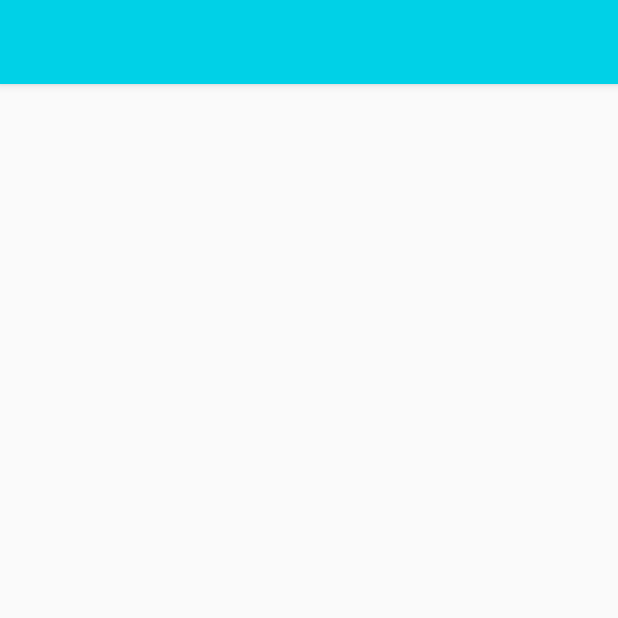
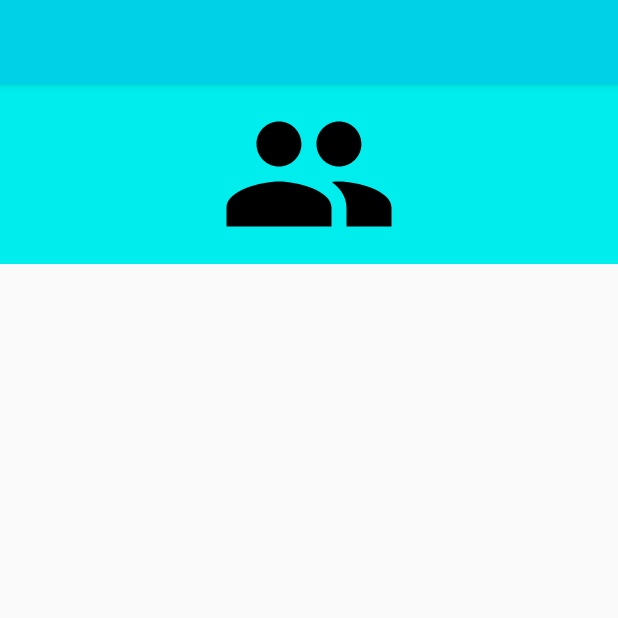
Before and after one commit to jnikodemus/projectearlybird, an Android app: the GroupActivity screen opened directly, with no data from a screen before it, on a phone screen of 412 x 824 dp, the top half of it. Run offline under Robolectric (Android 15) with nearby library versions, the phone set to English and light mode, and no system bars.

Commit message:
Added transition between creategroup and group activity

```diff
--- a/app/src/main/java/de/ntbit/projectearlybird/model/Group.kt
+++ b/app/src/main/java/de/ntbit/projectearlybird/model/Group.kt
@@ -16,8 +16,9 @@ class Group : ParseObject {
 
     internal constructor() : super()
 
-    internal constructor(name: String, owner: ParseUser, members: MutableCollection<ParseUser>, rawLogo: ImageView) : super() {
+    internal constructor(name: String, owner: ParseUser, members: MutableCollection<ParseUser>, logo: ParseFile) : super() {
         this.name = name
+        this.logo = logo
         //this.logo = convertRawImageToParseFile(rawLogo)
         this.owner = owner
         this.members = ArrayList(members)
--- a/app/src/main/res/layout/activity_create_group.xml
+++ b/app/src/main/res/layout/activity_create_group.xml
@@ -19,7 +19,8 @@
         app:layout_constraintEnd_toEndOf="parent"
         app:layout_constraintStart_toStartOf="parent"
         app:layout_constraintTop_toBottomOf="@+id/actCreatGroup_toolbar"
-        app:srcCompat="@drawable/ic_group_black" />
+        app:srcCompat="@drawable/ic_group_black"
+        android:transitionName="groupAvatarTrans"/>
 
     <EditText
         android:id="@+id/activity_crt_group_et_groupname"
--- a/app/src/main/res/layout/activity_group.xml
+++ b/app/src/main/res/layout/activity_group.xml
@@ -6,6 +6,18 @@
     android:layout_height="match_parent"
     tools:context=".ui.GroupActivity">
 
+    <ImageView
+        android:id="@+id/act_group_iv_avatar"
+        android:layout_width="0dp"
+        android:layout_height="120dp"
+        android:background="@color/colorPrimaryLight"
+        app:layout_constraintEnd_toEndOf="parent"
+        app:layout_constraintHorizontal_bias="0.0"
+        app:layout_constraintStart_toStartOf="parent"
+        app:layout_constraintTop_toBottomOf="@+id/actGroup_toolbar"
+        app:srcCompat="@drawable/ic_group_black"
+        android:transitionName="groupAvatarTrans"/>
+
     <include
         android:id="@+id/actGroup_toolbar"
         layout="@layout/toolbar" />
--- a/app/src/main/res/values/styles.xml
+++ b/app/src/main/res/values/styles.xml
@@ -6,6 +6,7 @@
         <item name="colorPrimary">@color/colorPrimary</item>
         <item name="colorPrimaryDark">@color/colorPrimaryDark</item>
         <item name="colorAccent">@color/colorAccent</item>
+        <item name="android:windowContentTransitions">true</item>
     </style>
 
     <style name="toolBarStyle" parent="">
@@ -13,4 +14,6 @@
         <item name="theme">@style/ThemeOverlay.AppCompat.Dark.ActionBar</item>
     </style>
 
+
+
 </resources>
```
Also changed, not shown: app/src/main/java/de/ntbit/projectearlybird/ui/CreateGroupActivity.kt (+10 -4 lines).
